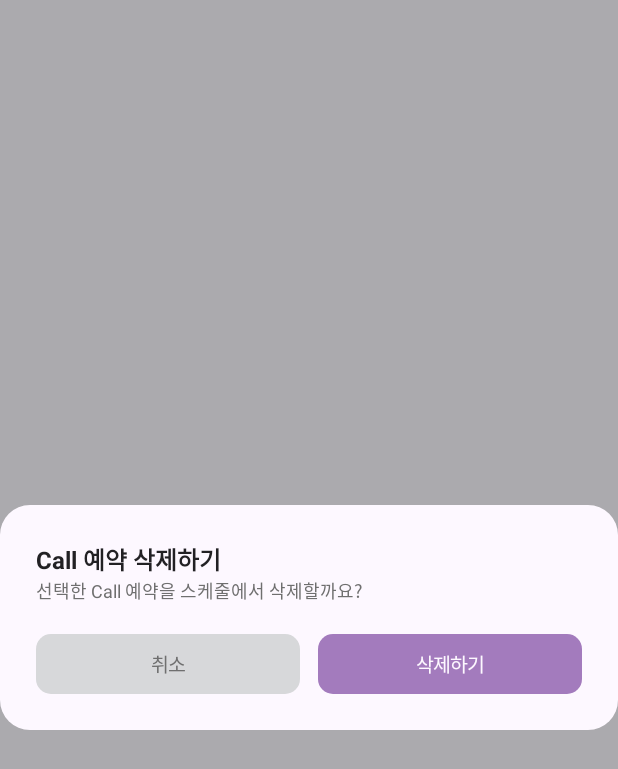
After one commit to Guminsung/lipIt, an Android app built with Jetpack Compose: the composable DeleteCallDialog shown on its own in the app's theme, on a phone screen of 412 x 824 dp. The commit adds this screen. Shown: the top 769 px of the screen. Run offline under Robolectric (Android 15) with nearby library versions, the phone set to English and light mode, and no system bars; Roboto replaces fonts that are not available here.

Commit message:
feat: weekly 일정 변경 - 삭제 다이얼로그 UI 구현

```diff
--- /dev/null
+++ b/lipit_app/app/src/main/java/com/ssafy/lipit_app/ui/screens/edit_call/reschedule/components/DeleteCallDialog.kt
@@ -0,0 +1,116 @@
+package com.ssafy.lipit_app.ui.screens.edit_call.reschedule.components
+
+import androidx.compose.foundation.background
+import androidx.compose.foundation.clickable
+import androidx.compose.foundation.layout.Arrangement
+import androidx.compose.foundation.layout.Box
+import androidx.compose.foundation.layout.Column
+import androidx.compose.foundation.layout.Row
+import androidx.compose.foundation.layout.Spacer
+import androidx.compose.foundation.layout.fillMaxWidth
+import androidx.compose.foundation.layout.height
+import androidx.compose.foundation.layout.padding
+import androidx.compose.foundation.shape.RoundedCornerShape
+import androidx.compose.material3.Text
+import androidx.compose.runtime.Composable
+import androidx.compose.ui.Alignment
+import androidx.compose.ui.Modifier
+import androidx.compose.ui.draw.clip
+import androidx.compose.ui.graphics.Color
+import androidx.compose.ui.text.TextStyle
+import androidx.compose.ui.text.font.FontWeight
+import androidx.compose.ui.text.style.TextAlign
+import androidx.compose.ui.unit.dp
+import androidx.compose.ui.unit.sp
+import androidx.compose.ui.window.Dialog
+
+@Composable
+fun DeleteCallDialog(
+    onDismiss: () -> Unit,
+    onConfirm: () -> Unit
+) {
+    Dialog(onDismissRequest = onDismiss) {
+        Box(
+            modifier = Modifier
+                .background(Color(0xFFFDF8FF), shape = RoundedCornerShape(20.dp))
+                .padding(horizontal = 24.dp, vertical = 24.dp)
+                .fillMaxWidth()
+        ) {
+            Column(
+            ) {
+                // 제목
+                Text(
+                    text = "Call 예약 삭제하기",
+                    style = TextStyle(
+                        fontSize = 16.sp,
+                        lineHeight = 16.sp,
+                        fontWeight = FontWeight(700),
+                        color = Color(0xFF222124),
+                        textAlign = TextAlign.Center,
+                    )
+                )
+
+                // 설명
+                Text(
+                    text = "선택한 Call 예약을 스케줄에서 삭제할까요?",
+                    style = TextStyle(
+                        fontSize = 12.sp,
+                        lineHeight = 15.sp,
+                        fontWeight = FontWeight(400),
+                        color = Color(0xFF6F6F6F),
+                        )
+                )
+
+                Spacer(modifier = Modifier.height(20.dp))
+
+                // 버튼 영역
+                Row(
+                    modifier = Modifier.fillMaxWidth(),
+                    horizontalArrangement = Arrangement.spacedBy(12.dp, Alignment.CenterHorizontally)
+                ) {
+                    // 취소 버튼
+                    Box(
+                        modifier = Modifier
+                            .weight(1f)
+                            .height(40.dp)
+                            .clip(RoundedCornerShape(10.dp))
+                            .background(Color(0xFFD7D8DA))
+                            .clickable { onDismiss() },
+                        contentAlignment = Alignment.Center
+                    ) {
+                        Text(
+                            text = "취소",
+                            style = TextStyle(
+                                fontSize = 13.sp,
+                                lineHeight = 15.sp,
+                                fontWeight = FontWeight(510),
+                                color = Color(0xFF6F6F6F),
+                                )
+                        )
+                    }
+
+                    // 삭제하기 버튼
+                    Box(
+                        modifier = Modifier
+                            .weight(1f)
+                            .height(40.dp)
+                            .clip(RoundedCornerShape(10.dp))
+                            .background(Color(0xFFA37BBD))
+                            .clickable { onConfirm() },
+                        contentAlignment = Alignment.Center
+                    ) {
+                        Text(
+                            text = "삭제하기",
+                            style = TextStyle(
+                                fontSize = 13.sp,
+                                lineHeight = 15.sp,
+                                fontWeight = FontWeight(510),
+                                color = Color(0xFFFDF8FF),
+                                )
+                        )
+                    }
+                }
+            }
+        }
+    }
+}
--- a/lipit_app/app/src/main/java/com/ssafy/lipit_app/ui/screens/edit_call/reschedule/components/thisWeekSchedules.kt
+++ b/lipit_app/app/src/main/java/com/ssafy/lipit_app/ui/screens/edit_call/reschedule/components/thisWeekSchedules.kt
@@ -2,6 +2,7 @@ package com.ssafy.lipit_app.ui.screens.edit_call.reschedule.components
 
 import androidx.compose.foundation.background
 import androidx.compose.foundation.border
+import androidx.compose.foundation.gestures.detectTapGestures
 import androidx.compose.foundation.layout.Arrangement
 import androidx.compose.foundation.layout.Box
 import androidx.compose.foundation.layout.Column
@@ -16,9 +17,14 @@ import androidx.compose.foundation.shape.RoundedCornerShape
 import androidx.compose.material3.Icon
 import androidx.compose.material3.Text
 import androidx.compose.runtime.Composable
+import androidx.compose.runtime.getValue
+import androidx.compose.runtime.mutableStateOf
+import androidx.compose.runtime.remember
+import androidx.compose.runtime.setValue
 import androidx.compose.ui.Alignment
 import androidx.compose.ui.Modifier
 import androidx.compose.ui.graphics.Color
+import androidx.compose.ui.input.pointer.pointerInput
 import androidx.compose.ui.res.painterResource
 import androidx.compose.ui.text.font.FontWeight
 import androidx.compose.ui.text.style.TextAlign
@@ -47,11 +53,22 @@ fun ThisWeekSchedules(dayList: List<String>, callSchedules: List<CallSchedule>)
 
         dayList.zip(callSchedules).forEach { (day, schedule) ->
             val isToday = day == koreanDayName
+            var showPopup by remember { mutableStateOf(false) } // 삭제 팝업
 
             Row(
                 modifier = Modifier
                     .fillMaxWidth()
                     .height(57.dp)
+                    .pointerInput(Unit) {
+                        detectTapGestures(
+                            onLongPress = {
+                                showPopup = true // 롱프레스 시 팝업 띄우기
+                            },
+                            onTap = {
+                                // todo: 일반 클릭 시 상세로 넘어감 구현
+                            }
+                        )
+                    }
                     .border(
                         width = if (isToday) 1.5.dp else 1.dp,
                         color = if (isToday) Color(0xB28055A6) else Color(0xFFF3E7F9),
@@ -105,7 +122,9 @@ fun ThisWeekSchedules(dayList: List<String>, callSchedules: List<CallSchedule>)
 
                 Spacer(modifier = Modifier.width(5.dp))
 
-                // todo: 자유롭게 이동하는 버튼
+                // todo: 드래그앤드롭 구현
+                // 이동 버튼
+
                 Icon(painterResource(id = R.drawable.menu_icon),
                     contentDescription = "이동버튼",
                     modifier = Modifier
@@ -115,6 +134,19 @@ fun ThisWeekSchedules(dayList: List<String>, callSchedules: List<CallSchedule>)
 
                 Spacer(modifier = Modifier.width(12.dp))
 
+
+                // 팝업 커스텀
+
+                if (showPopup) {
+                    DeleteCallDialog(
+                        onDismiss = { showPopup = false },
+                        onConfirm = {
+                            // 삭제 처리
+                            showPopup = false
+                        }
+                    )
+                }
+
             }
         }
     }
```
